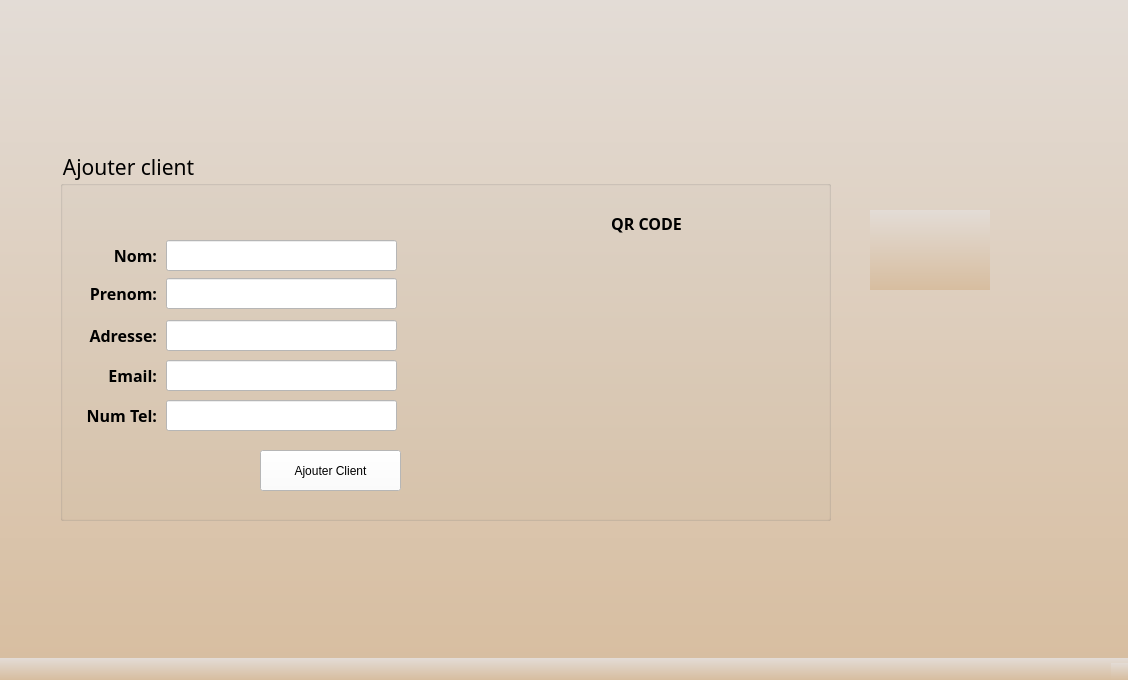
Old version of the form mainwindow.ui in the repository ahmedselmi1/BonApp.
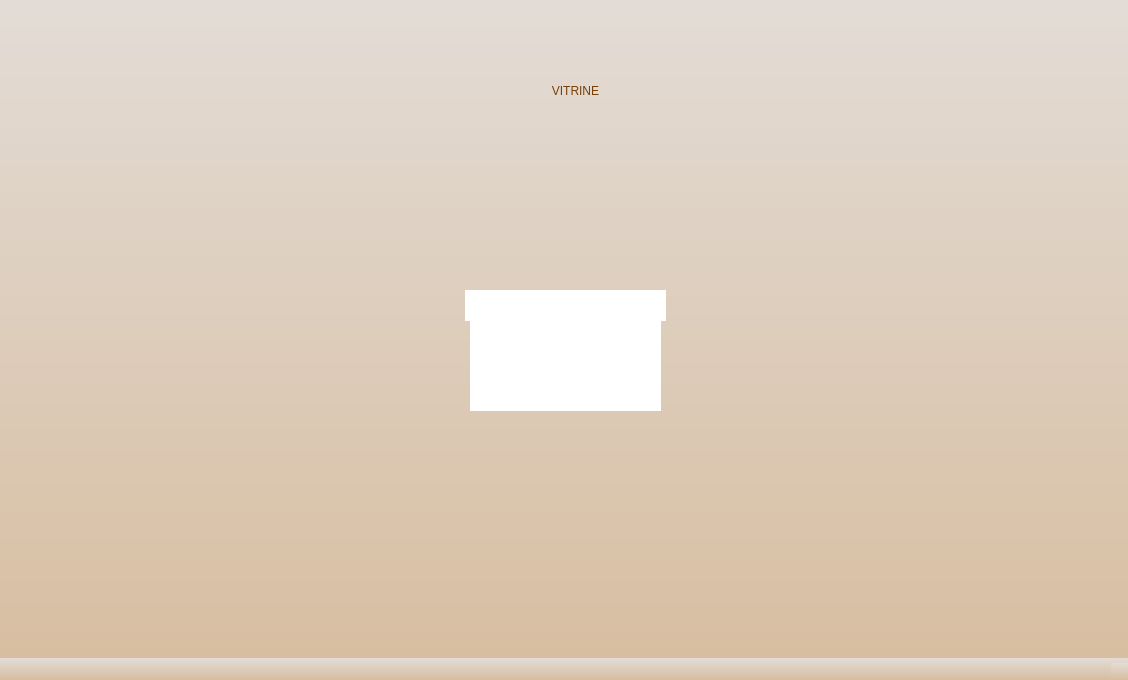
New version of the form. Icons and pictures are not drawn. Custom widgets are drawn as their Qt base class.

What changed in the file:
```diff
--- a/mainwindow.ui
+++ b/mainwindow.ui
@@ -40,7 +40,7 @@
      <string notr="true"/>
     </property>
     <property name="currentIndex">
-     <number>17</number>
+     <number>19</number>
     </property>
     <widget class="QWidget" name="mainPage">
      <widget class="QLabel" name="label_2">
@@ -3815,10 +3815,10 @@
      <widget class="QWidget" name="widget" native="true">
       <property name="geometry">
        <rect>
-        <x>870</x>
-        <y>210</y>
-        <width>120</width>
-        <height>80</height>
+        <x>840</x>
+        <y>320</y>
+        <width>261</width>
+        <height>211</height>
        </rect>
       </property>
      </widget>
@@ -4221,6 +4221,126 @@
       </property>
      </widget>
     </widget>
+    <widget class="QWidget" name="page">
+     <widget class="QLabel" name="label_69">
+      <property name="geometry">
+       <rect>
+        <x>430</x>
+        <y>30</y>
+        <width>291</width>
+        <height>121</height>
+       </rect>
+      </property>
+      <property name="styleSheet">
+       <string notr="true">color: rgb(120, 63, 7);
+font: 40pt &quot;Lemon&quot;;
+background-color: rgb(0, 0, 0,0%);</string>
+      </property>
+      <property name="text">
+       <string>VITRINE</string>
+      </property>
+      <property name="scaledContents">
+       <bool>true</bool>
+      </property>
+      <property name="alignment">
+       <set>Qt::AlignCenter</set>
+      </property>
+     </widget>
+     <widget class="QGraphicsView" name="plate">
+      <property name="geometry">
+       <rect>
+        <x>465</x>
+        <y>290</y>
+        <width>201</width>
+        <height>31</height>
+       </rect>
+      </property>
+      <property name="styleSheet">
+       <string notr="true">
+#plate {
+background-color: transparent;
+border-image: url(:/img/img/plate.png);
+background: none;
+border: none;
+background-repeat: none;
+}</string>
+      </property>
+     </widget>
+     <widget class="QGraphicsView" name="plateHolder">
+      <property name="geometry">
+       <rect>
+        <x>470</x>
+        <y>300</y>
+        <width>191</width>
+        <height>111</height>
+       </rect>
+      </property>
+      <property name="styleSheet">
+       <string notr="true">
+#plateHolder {
+background-color: transparent;
+border-image: url(:/img/img/plateholder.png);
+background: none;
+border: none;
+background-repeat: none;
+}</string>
+      </property>
+     </widget>
+     <widget class="QPushButton" name="backvitrine">
+      <property name="geometry">
+       <rect>
+        <x>50</x>
+        <y>70</y>
+        <width>171</width>
+        <height>61</height>
+       </rect>
+      </property>
+      <property name="styleSheet">
+       <string notr="true">
+#backvitrine {
+background-color: transparent;
+border-image: url(:/img/img/back0001.png);
+background: none;
+border: none;
+background-repeat: none;
+}
+
+#backvitrine:hover {
+
+	background-color: rgba(255, 255, 255, 0.4);
+  	border-image: url(:/img/img/back0002.png);
+	 border: none;
+}
+#backvitrine:pressed
+{
+   border-image: url(:/img/img/back0001.png);
+}</string>
+      </property>
+      <property name="text">
+       <string/>
+      </property>
+     </widget>
+     <widget class="QWidget" name="okplate" native="true">
+      <property name="geometry">
+       <rect>
+        <x>543</x>
+        <y>420</y>
+        <width>51</width>
+        <height>51</height>
+       </rect>
+      </property>
+      <property name="styleSheet">
+       <string notr="true">
+#okplate {
+background-color: transparent;
+border-image: url(:/img/img/ok.png);
+background: none;
+border: none;
+background-repeat: none;
+}</string>
+      </property>
+     </widget>
+    </widget>
    </widget>
   </widget>
   <widget class="QMenuBar" name="menubar">
```
Left out of the diff: 15 changed lines with no effect on the pictures.
